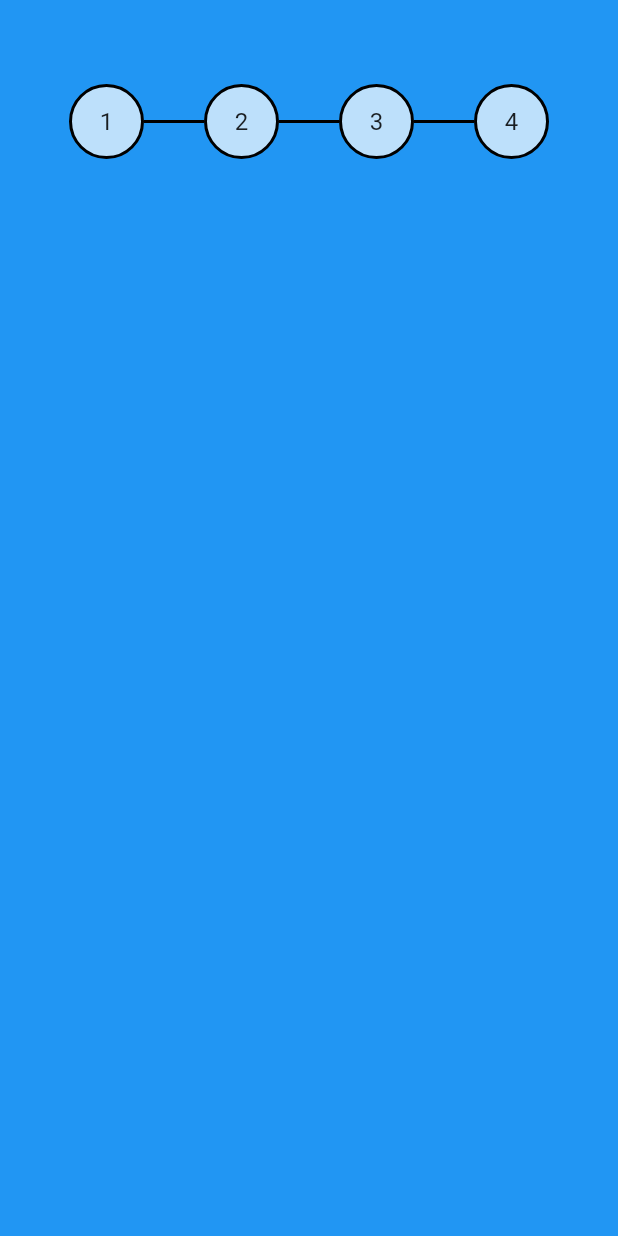
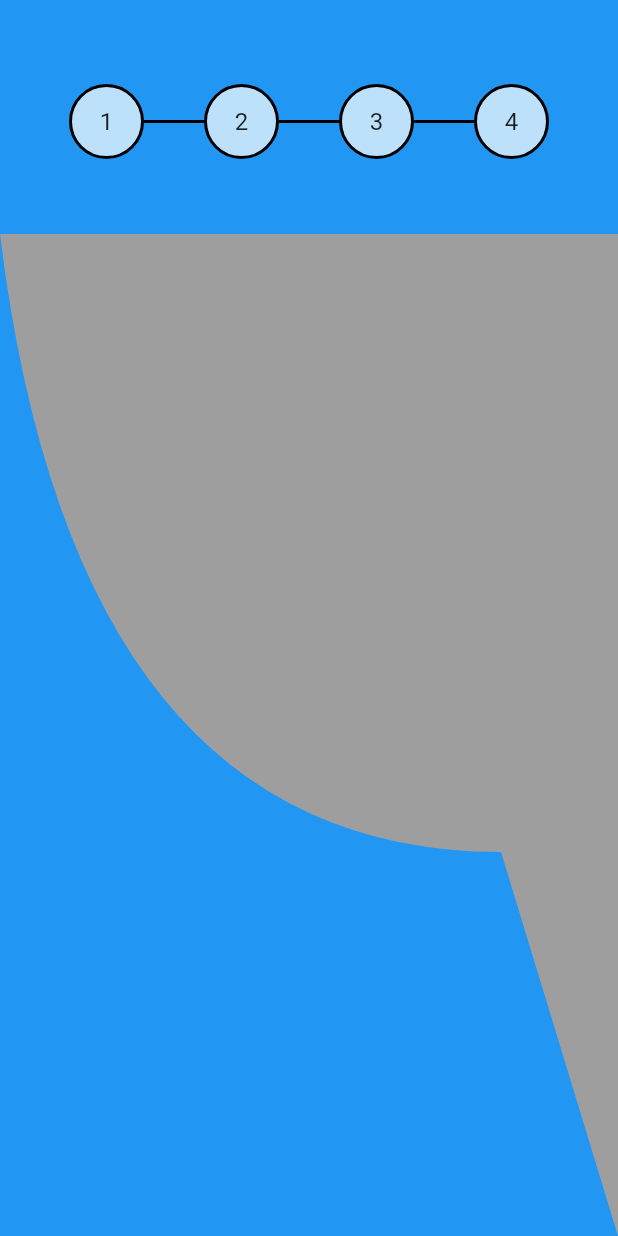
Before and after one commit to NSAnant/gin_demo, a Flutter app: the screen it shows after launch, on a phone screen of 412 x 824 dp. Run offline on Flutter 3.47's test engine with Material 2 defaults, Android fonts, the phone set to English and light mode, and no system bars.

```diff
--- a/lib/pages/home_page.dart
+++ b/lib/pages/home_page.dart
@@ -1,3 +1,4 @@
+import 'package:flutter/cupertino.dart';
 import 'package:flutter/material.dart';
 import 'package:gin_app/wigets/custom_widget.dart';
 
@@ -21,19 +22,49 @@ class _MyHomePageState extends State<MyHomePage> {
         Container(
           color: Theme.of(context).primaryColor,
         ),
-        Center(
-          child: Column(
-            children: <Widget>[
-              Center(
-                child: CustomStepper(
-                  numberOfSteps: _numberOfSteps,
-                  currentStep: _currentStep,
-                ),
+        CustomStepper(
+          numberOfSteps: _numberOfSteps,
+          currentStep: _currentStep,
+        ),
+        Positioned(
+          bottom: 0,
+          right: 0,
+          left: 0,
+          top: 100,
+          child: ClipPath(
+            clipper: BackgroundClipper(),
+            child: Container(
+              decoration:
+                  BoxDecoration(color: Colors.grey, shape: BoxShape.rectangle),
+              child: Column(
+                mainAxisAlignment: MainAxisAlignment.start,
+                children: <Widget>[
+                  Center(),
+                ],
               ),
-            ],
+            ),
           ),
         ),
       ]),
     );
   }
 }
+
+class BackgroundClipper extends CustomClipper<Path> {
+  @override
+  Path getClip(Size size) {
+    var path = Path();
+    var controllPoint = Offset(50, size.width);
+    var endPoint = Offset(size.height / 2, size.width);
+    path.quadraticBezierTo(
+        controllPoint.dx, controllPoint.dy, endPoint.dx, endPoint.dy);
+    path.lineTo(size.width, size.height);
+    path.lineTo(size.width, 0);
+    return path;
+  }
+
+  @override
+  bool shouldReclip(CustomClipper<Path> oldClipper) {
+    return true;
+  }
+}
```
